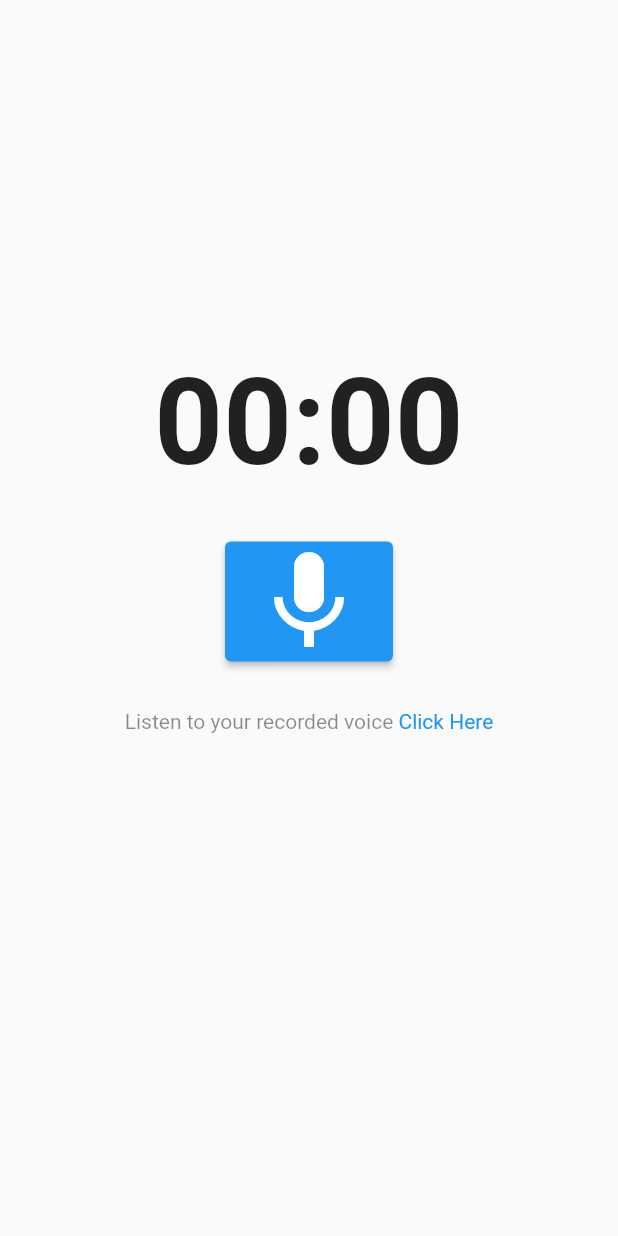
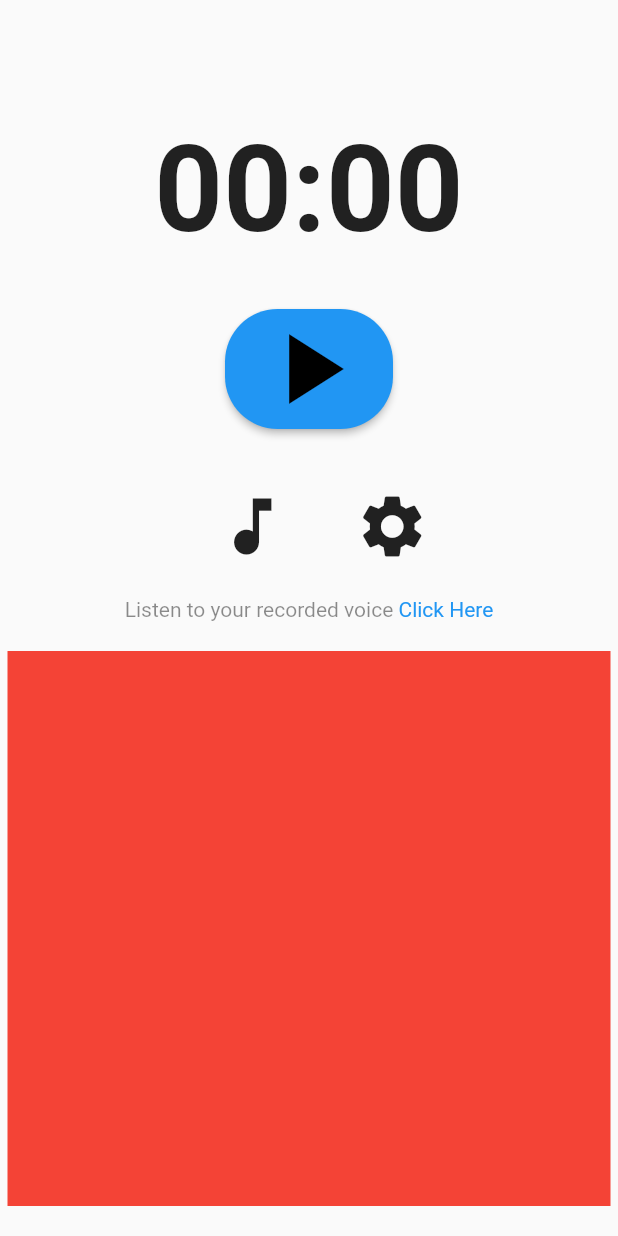
Before and after one commit to huzaifak08/Voice-Recorder, a Flutter app: the screen it shows after launch, on a phone screen of 412 x 824 dp. Run offline on Flutter 3.47's test engine with Material 2 defaults, Android fonts, the phone set to English and light mode, and no system bars; our stand-ins replace audioplayers, permission_handler; missing offline and left inert: flutter_sound.

Commit message:
music and setting button added

```diff
--- a/lib/home.dart
+++ b/lib/home.dart
@@ -60,9 +60,10 @@ class _HomeState extends State<Home> {
   @override
   Widget build(BuildContext context) {
     return Scaffold(
-      body: Center(
+      body: Padding(
+        padding: const EdgeInsets.only(top: 80, left: 5, right: 5),
         child: Column(
-          mainAxisAlignment: MainAxisAlignment.center,
+          // mainAxisAlignment: MainAxisAlignment.center,
           children: [
             StreamBuilder<RecordingDisposition>(
               stream: recorder.onProgress,
@@ -97,17 +98,48 @@ class _HomeState extends State<Home> {
                 setState(() {});
               },
               child: Icon(
-                recorder.isRecording ? Icons.stop : Icons.mic,
+                recorder.isRecording ? Icons.stop : Icons.play_arrow,
                 size: 80,
+                color: Colors.black,
+              ),
+              style: ElevatedButton.styleFrom(
+                shape: RoundedRectangleBorder(
+                    borderRadius: BorderRadius.circular(35)),
+                // onPrimary: Colors.red,
               ),
             ),
             SizedBox(height: 32),
+            Row(
+              mainAxisAlignment: MainAxisAlignment.center,
+              children: [
+                IconButton(
+                  onPressed: () {
+                    recorder.isRecording;
+                    Icon(Icons.music_off);
+                  },
+                  icon: Icon(
+                    Icons.music_note,
+                    size: 50,
+                  ),
+                ),
+                SizedBox(width: 45),
+                IconButton(
+                  onPressed: () {},
+                  icon: Icon(
+                    Icons.settings,
+                    size: 50,
+                  ),
+                )
+              ],
+            ),
+            SizedBox(height: 32),
             buidText(),
-            SizedBox(height: 100),
-            // Text(
-            //   'Codefender.com',
-            //   style: TextStyle(color: Colors.black45),
-            // )
+            SizedBox(height: 20),
+            Container(
+              color: Colors.red,
+              height: 370,
+              child: ListView(),
+            ),
           ],
         ),
       ),
```
